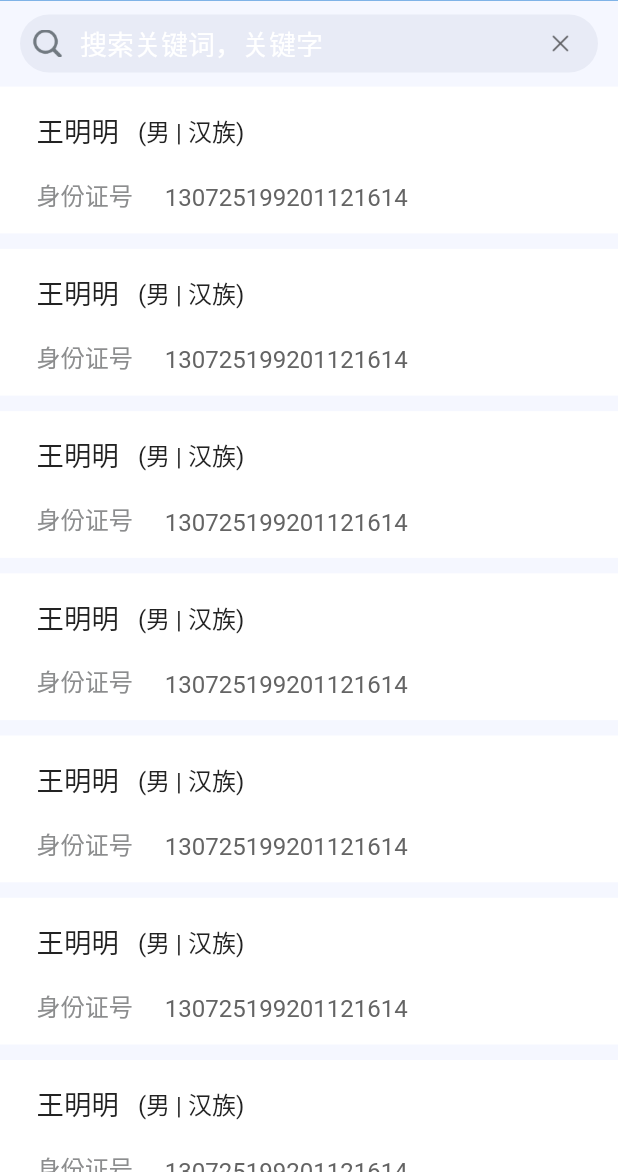
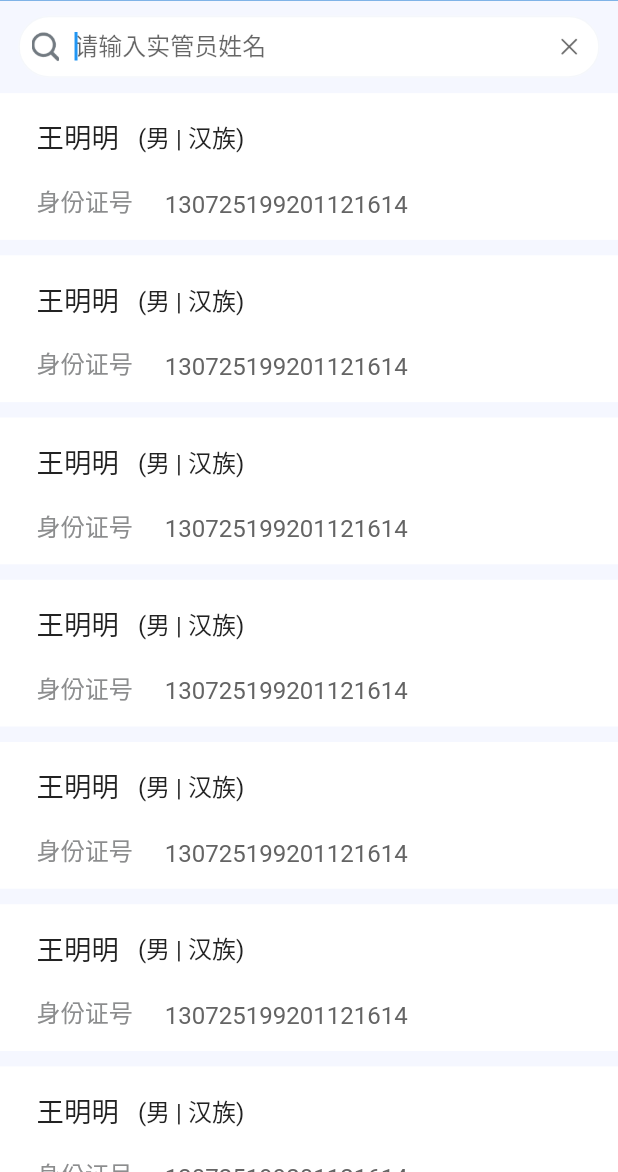
Before and after one commit to qianglifei/flutter_jwt, a Flutter app: the AdministratorsScreen widget shown alone on an empty page, opened directly, on a phone screen of 412 x 824 dp, the part 64-1236 px from its top. Run offline on Flutter 3.47's test engine with Material 2 defaults, Android fonts, the phone set to English and light mode, and no system bars; our stand-ins replace bloc, camera, cookie_jar, dio, equatable, flutter_bloc and 8 more; missing offline and left inert: dart:ffi; accounts and stored records are empty.

Commit message:
人口核查网络初步提交

```diff
--- a/lib/main/team_management/adminstrators/administrators_event.dart
+++ b/lib/main/team_management/administrators/administrators_event.dart
@@ -1,11 +1,11 @@
 part of 'administrators_bloc.dart';
 
-@immutable
+
 abstract class AdministratorsEvent {
 
 }
 
 class AdministratorsRequestEvent extends AdministratorsEvent{
    Map<String,dynamic> requestBody = Map.from({});
-   AdministratorsRequestEvent({@required requestBody});
+   AdministratorsRequestEvent({@required this.requestBody});
 }
--- /dev/null
+++ b/lib/main/team_management/administrators/administrators_screen.dart
@@ -0,0 +1,247 @@
+
+import 'package:flutter/cupertino.dart';
+import 'package:flutter/material.dart';
+import 'package:flutter/src/widgets/framework.dart';
+import 'package:flutter_bloc/flutter_bloc.dart';
+import 'package:flutter_easyrefresh/easy_refresh.dart';
+import 'package:flutter_screenutil/flutter_screenutil.dart';
+import 'package:jwt/base/base_app_bar.dart';
+import 'package:jwt/base/base_widget.dart';
+import 'package:jwt/main/team_management/administrators/administrators_bloc.dart';
+import 'package:jwt/widget/custom_app_bar.dart';
+
+class AdministratorsScreen extends BaseWidget{
+  @override
+  BaseWidgetState<BaseWidget> getState() {
+    // TODO: implement getState
+    return AdministratorsScreenState();
+  }
+
+}
+
+class AdministratorsScreenState extends BaseWidgetState<AdministratorsScreen>{
+  TextEditingController controller = TextEditingController();
+  String _searchContent = "";
+  String _policeCode = "";
+  String _policemanCode = "";
+  // EasyRefreshController _controller;
+  @override
+  CustomAppBar getAppBar() {
+    // TODO: implement getAppBar
+    return CustomAppBar(
+        child: BaseTitleAppBar(
+          "实管员列表",
+          isShowLeftBackIcon: true,
+          isShowRightWidget: false,
+        )
+    );
+  }
+
+  @override
+  void initState() {
+    // TODO: implement initState
+    super.initState();
+    // _controller = EasyRefreshController();
+    requestAdministrators();
+  }
+
+  void requestAdministrators(){
+    Map<String,dynamic> requestBody = Map.from({});
+    requestBody.addAll({
+      "pcsbh":_policeCode,
+      "mjzh":_policemanCode,
+      "data":_searchContent
+    });
+    BlocProvider.of<AdministratorsBloc>(context).add(AdministratorsRequestEvent(requestBody: requestBody));
+  }
+
+  @override
+  Widget getContentWidget(BuildContext context) {
+    // TODO: implement getContentWidget
+     return BlocBuilder<AdministratorsBloc,AdministratorsState>(
+         builder: (context,state){
+           return Column(
+             mainAxisSize: MainAxisSize.max,
+             mainAxisAlignment: MainAxisAlignment.center,
+             crossAxisAlignment: CrossAxisAlignment.center,
+             children: [
+               _searchBar(),
+               _buildListView()
+             ],
+           );
+         }
+     );
+  }
+
+  @override
+  void onClickErrorWidget() {
+    // TODO: implement onClickErrorWidget
+  }
+
+  Widget _buildListView(){
+    return Expanded(
+      child: EasyRefresh(
+          enableControlFinishRefresh: true,
+          enableControlFinishLoad: false,
+          header: PhoenixHeader(),   //头部刷新
+          footer: TaurusFooter(),    //底部刷新
+          onRefresh: () async{
+            //下拉请求新数据
+          },
+          onLoad: () async {
+            //下拉增加新数据
+          },
+          child: ListView.separated(
+            itemCount: 50,
+            itemBuilder: (BuildContext context,int index){
+              return GestureDetector(
+                child: Container(
+                  width: ScreenUtil().screenWidth,
+                  height: ScreenUtil().setHeight(228),
+                  child: Stack(
+                    children: [
+                      Positioned(
+                          left: ScreenUtil().setWidth(64),
+                          top: ScreenUtil().setHeight(37),
+                          child: Text(
+                            "王明明",
+                            style: TextStyle(
+                              color: Color.fromRGBO(34,34,34,1),
+                              fontSize: ScreenUtil().setSp(48,allowFontScalingSelf: true),
+                            ),
+                          )
+                      ),
+                      Positioned(
+                          left: ScreenUtil().setWidth(241),
+                          top: ScreenUtil().setHeight(40),
+                          child: Text(
+                            "(男 | 汉族)",
+                            style: TextStyle(
+                              color: Color.fromRGBO(34,34,34,1),
+                              fontSize: ScreenUtil().setSp(42,allowFontScalingSelf: true),
+                            ),
+                          )
+                      ),
+                      Positioned(
+                          left: ScreenUtil().setWidth(64),
+                          bottom: ScreenUtil().setHeight(33),
+                          child: Text(
+                            "身份证号",
+                            style: TextStyle(
+                              color: Color.fromRGBO(140,141,142,1),
+                              fontSize: ScreenUtil().setSp(42,allowFontScalingSelf: true),
+                            ),
+                          )
+                      ),
+                      Positioned(
+                          left: ScreenUtil().setWidth(288),
+                          bottom: ScreenUtil().setHeight(33),
+                          child: Text(
+                            "130725199201121614",
+                            style: TextStyle(
+                              color: Color.fromRGBO(100,100,100,1),
+                              fontSize: ScreenUtil().setSp(42,allowFontScalingSelf: true),
+                            ),
+                          )
+                      ),
+                    ],
+                  ),
+                ),
+                onTap: (){
+
+                },
+              );
+            },
+            separatorBuilder: (BuildContext context, int index){
+              return Container(
+                color: Color.fromRGBO(245,247,255,1),
+                width: ScreenUtil().screenWidth,
+                height: ScreenUtil().setHeight(24),
+              );
+            },
+            shrinkWrap: true,
+          ),
+      ),
+    );
+  }
+
+
+  Widget _searchBar() {
+    return Container(
+      color: Color.fromRGBO(245,247,255,1),
+      height: ScreenUtil().setHeight(144),
+      width: MediaQuery.of(context).size.width,
+      child: Row(
+        mainAxisSize: MainAxisSize.max,
+        mainAxisAlignment: MainAxisAlignment.center,
+        crossAxisAlignment: CrossAxisAlignment.center,
+        children: <Widget>[
+          Container(
+            width: MediaQuery.of(context).size.width - ScreenUtil().setWidth(64),
+            height: ScreenUtil().setHeight(96),
+            decoration: BoxDecoration(
+                color: Colors.white,
+                border: Border.all(color: Color.fromRGBO(238, 242, 248, 0.6)),
+                borderRadius: BorderRadius.circular(35.0)
+            ),
+            child: Row(
+              mainAxisSize: MainAxisSize.max,
+              mainAxisAlignment: MainAxisAlignment.start,
+              crossAxisAlignment: CrossAxisAlignment.center,
+              children: <Widget>[
+                Padding(
+                  child:Image.asset(
+                    "images/icon_sousuo.png",
+                    width: ScreenUtil().setWidth(48),
+                    height: ScreenUtil().setHeight(48),
+                    fit: BoxFit.cover,
+                  ),
+                  padding: EdgeInsets.fromLTRB(8, 0, 0, 0),
+                ),
+                Container(
+                  width: MediaQuery.of(context).size.width- 100,
+                  margin: EdgeInsets.fromLTRB(10, 0, 0, 0),
+                  child:TextField(
+                    controller: controller,
+                    textAlign: TextAlign.left,
+//                        decoration:  InputDecoration.collapsed(
+//                          hintText: "搜索",
+//                          border: InputBorder.none,
+//                          style: TextStyle(textBaseline: TextBaseline.alphabetic),
+//                        ),
+                    decoration: InputDecoration(
+                      //这行代码是关键，设置这个之后，居中
+                        contentPadding: EdgeInsets.only(bottom: 12),
+                        hintText: '请输入实管员姓名',suffixStyle: TextStyle(fontSize: ScreenUtil().setSp(42)),
+                        border:InputBorder.none
+                    ),
+                    autofocus: true,
+                    textInputAction: TextInputAction.search,
+                    //提交按钮(搜索/回车/确认)
+                    onSubmitted: (text){
+                       requestAdministrators();
+                    },
+                  ),
+                ),
+                Padding(
+                  child:GestureDetector(
+                    child: Image.asset(
+                      "images/icon_close.png",
+                      width: 20,
+                      height: 20,
+                      fit: BoxFit.cover,
+                    ),
+                    onTap: (){
+                      controller.clear();
+                    },
+                  ),
+                  padding: EdgeInsets.fromLTRB(8, 0, 0, 0),
+                ),
+              ],
+            ),
+          ),
+        ],
+      ),
+    );
+  }
+}
--- a/lib/main/team_management/adminstrators/administrators_screen.dart
+++ /dev/null
@@ -1,193 +0,0 @@
-
-import 'package:flutter/cupertino.dart';
-import 'package:flutter/material.dart';
-import 'package:flutter/src/widgets/framework.dart';
-import 'package:flutter_bloc/flutter_bloc.dart';
-import 'package:flutter_screenutil/flutter_screenutil.dart';
-import 'package:fluttertoast/fluttertoast.dart';
-import 'package:jwt/base/base_app_bar.dart';
-import 'package:jwt/base/base_widget.dart';
-import 'package:jwt/main/team_management/adminstrators/administrators_bloc.dart';
-import 'package:jwt/widget/custom_app_bar.dart';
-
-class AdministratorsScreen extends BaseWidget{
-  @override
-  BaseWidgetState<BaseWidget> getState() {
-    // TODO: implement getState
-    return AdministratorsScreenState();
-  }
-
-}
-
-class AdministratorsScreenState extends BaseWidgetState<AdministratorsScreen>{
-  @override
-  CustomAppBar getAppBar() {
-    // TODO: implement getAppBar
-    return CustomAppBar(
-        child: BaseTitleAppBar(
-          "实管员列表",
-          isShowLeftBackIcon: true,
-          isShowRightWidget: false,
-        )
-    );
-  }
-
-  @override
-  Widget getContentWidget(BuildContext context) {
-    // TODO: implement getContentWidget
-     return BlocBuilder<AdministratorsBloc,AdministratorsState>(
-         builder: (context,state){
-           return Column(
-             mainAxisSize: MainAxisSize.max,
-             mainAxisAlignment: MainAxisAlignment.center,
-             crossAxisAlignment: CrossAxisAlignment.center,
-             children: [
-               _searchBar(),
-               Expanded(
-                 child: ListView.separated(
-                   itemCount: 50,
-                   itemBuilder: (BuildContext context,int index){
-                     return GestureDetector(
-                        child: Container(
-                          width: ScreenUtil().screenWidth,
-                          height: ScreenUtil().setHeight(228),
-                          child: Stack(
-                            children: [
-                              Positioned(
-                                  left: ScreenUtil().setWidth(64),
-                                  top: ScreenUtil().setHeight(37),
-                                  child: Text(
-                                    "王明明",
-                                    style: TextStyle(
-                                      color: Color.fromRGBO(34,34,34,1),
-                                      fontSize: ScreenUtil().setSp(48,allowFontScalingSelf: true),
-                                    ),
-                                  )
-                              ),
-                              Positioned(
-                                  left: ScreenUtil().setWidth(241),
-                                  top: ScreenUtil().setHeight(40),
-                                  child: Text(
-                                    "(男 | 汉族)",
-                                    style: TextStyle(
-                                      color: Color.fromRGBO(34,34,34,1),
-                                      fontSize: ScreenUtil().setSp(42,allowFontScalingSelf: true),
-                                    ),
-                                  )
-                              ),
-                              Positioned(
-                                  left: ScreenUtil().setWidth(64),
-                                  bottom: ScreenUtil().setHeight(33),
-                                  child: Text(
-                                    "身份证号",
-                                    style: TextStyle(
-                                      color: Color.fromRGBO(140,141,142,1),
-                                      fontSize: ScreenUtil().setSp(42,allowFontScalingSelf: true),
-                                    ),
-                                  )
-                              ),
-                              Positioned(
-                                  left: ScreenUtil().setWidth(288),
-                                  bottom: ScreenUtil().setHeight(33),
-                                  child: Text(
-                                    "130725199201121614",
-                                    style: TextStyle(
-                                      color: Color.fromRGBO(100,100,100,1),
-                                      fontSize: ScreenUtil().setSp(42,allowFontScalingSelf: true),
-                                    ),
-                                  )
-                              ),
-                            ],
-                          ),
-                        ),
-                        onTap: (){
-
-                        },
-                     );
-                   },
-                   separatorBuilder: (BuildContext context, int index){
-                     return Container(
-                        color: Color.fromRGBO(245,247,255,1),
-                        width: ScreenUtil().screenWidth,
-                        height: ScreenUtil().setHeight(24),
-                     );
-                   },
-                   shrinkWrap: true,
-                 ),
-               ),
-             ],
-           );
-         }
-     );
-  }
-
-  @override
-  void onClickErrorWidget() {
-    // TODO: implement onClickErrorWidget
-  }
-
-  Widget _searchBar() {
-    return Container(
-      color: Color.fromRGBO(245,247,255,1),
-      height: ScreenUtil().setHeight(134),
-      width: MediaQuery.of(context).size.width,
-      child: Row(
-        mainAxisSize: MainAxisSize.max,
-        mainAxisAlignment: MainAxisAlignment.spaceEvenly,
-        children: <Widget>[
-          GestureDetector(
-            behavior: HitTestBehavior.deferToChild,
-            child: Container(
-                width: MediaQuery.of(context).size.width - ScreenUtil().setWidth(70),
-                height: ScreenUtil().setHeight(90),
-                margin: EdgeInsets.only(left: ScreenUtil().setWidth(32),right: ScreenUtil().setWidth(32)),
-                child: Stack(
-                  alignment: AlignmentDirectional.center,
-                  children: <Widget>[
-                    Container(
-                      decoration: BoxDecoration(
-                          borderRadius: BorderRadius.circular(28),
-                          color: Color.fromRGBO(232,235,246,1)
-                      ),
-                    ),
-                    Positioned(
-                        left: 8,
-                        child: Image.asset(
-                          "images/icon_sousuo.png",
-                          height: ScreenUtil().setWidth(48),
-                          width: ScreenUtil().setHeight(48),
-                          fit: BoxFit.cover,
-                        )
-                    ),
-                    Positioned(
-                      left: 40,
-                      child: Text("搜索关键词，关键字",style: TextStyle(color: Colors.white,fontSize: 18)),
-                    ),
-                    Positioned(
-                        right: 15,
-                        child: GestureDetector(
-                          behavior: HitTestBehavior.translucent,
-                          child: Image.asset(
-                            "images/icon_close.png",
-                            height: 20,
-                            width: 20,
-                            fit: BoxFit.cover,
-                          ),
-                          onTap: (){
-                            Fluttertoast.showToast(msg: "扫一扫");
-                          },
-                        )
-                    ),
-
-                  ],
-                )
-            ),
-            onTap: (){
-              Fluttertoast.showToast(msg: "搜索");
-            },
-          ),
-        ],
-      ),
-    );
-  }
-}
--- a/lib/main/team_management/team_management_screen.dart
+++ b/lib/main/team_management/team_management_screen.dart
@@ -7,8 +7,8 @@ import 'package:flutter_screenutil/screenutil.dart';
 import 'package:fluttertoast/fluttertoast.dart';
 import 'package:jwt/base/base_app_bar.dart';
 import 'package:jwt/base/base_widget.dart';
-import 'package:jwt/main/team_management/adminstrators/administrators_bloc.dart';
-import 'package:jwt/main/team_management/adminstrators/administrators_screen.dart';
+import 'package:jwt/main/team_management/administrators/administrators_bloc.dart';
+import 'package:jwt/main/team_management/administrators/administrators_screen.dart';
 import 'package:jwt/main/team_management/team_choose/statistics_response_entity.dart';
 import 'package:jwt/main/team_management/team_choose/team_choose_bloc.dart';
 import 'package:jwt/main/team_management/team_choose/team_choose_widget.dart';
@@ -254,11 +254,10 @@ class TeamManagementScreenState extends BaseWidgetState<TeamManagementScreen> {
                fit: BoxFit.fill,
              ),
           ),
-
-           Container(
+           GestureDetector(
+             child: Container(
              height: ScreenUtil().setHeight(122),
              margin: EdgeInsets.only(left: ScreenUtil().setWidth(32)),
-              child: GestureDetector(
              child: Column(
                mainAxisSize: MainAxisSize.max,
                mainAxisAlignment: MainAxisAlignment.start,
@@ -277,6 +276,7 @@ class TeamManagementScreenState extends BaseWidgetState<TeamManagementScreen> {
                  ),
                ],
              ),
+             ),
               onTap: (){
                 Navigator.of(context).pushAndRemoveUntil(new MaterialPageRoute(builder: (context){
                   return BlocProvider(
@@ -285,7 +285,6 @@ class TeamManagementScreenState extends BaseWidgetState<TeamManagementScreen> {
                   );
                 }), (route) => route == null);
               },
-              ),
            ),
           Padding(
                padding: EdgeInsets.only(left: ScreenUtil().setWidth(164)),
--- a/pubspec.yaml
+++ b/pubspec.yaml
@@ -39,7 +39,7 @@ dependencies:
   fluttertoast: ^8.0.6
   event_bus: ^2.0.0
   flutter_spinkit: ^3.1.0
-
+  flutter_easyrefresh: ^2.2.1
 
 dev_dependencies:
   flutter_test:
```
Also changed, not shown: lib/main/team_management/administrators/administrators_bloc.dart (renamed from lib/main/team_management/adminstrators/administrators_bloc.dart), lib/main/team_management/administrators/administrators_state.dart (renamed from lib/main/team_management/adminstrators/administrators_state.dart), pubspec.lock. Lines whose indentation alone changed are shown as unchanged.
